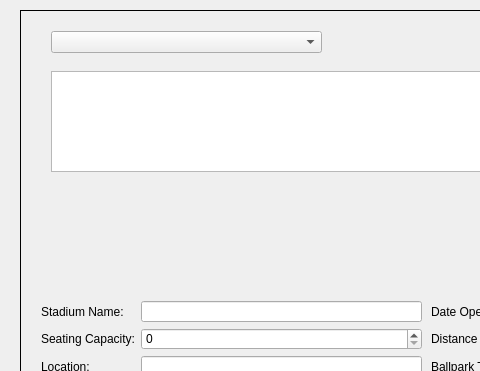
The window that CS1D_Project_2/mainwindow.ui (hicholasnu/Take-Me-Out-To-The-Ballgame) describes before a commit, drawn with Qt 5; both pictures show x 0 to 480 and y 0 to 371 of the 803 by 602 pixel window.
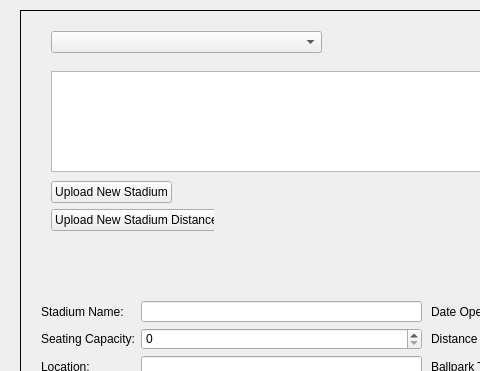
The same window after the commit.

Diff of the .ui file:
```diff
--- a/CS1D_Project_2/mainwindow.ui
+++ b/CS1D_Project_2/mainwindow.ui
@@ -1075,6 +1075,32 @@
        </item>
       </layout>
      </widget>
+     <widget class="QWidget" name="formLayoutWidget_4">
+      <property name="geometry">
+       <rect>
+        <x>30</x>
+        <y>170</y>
+        <width>163</width>
+        <height>61</height>
+       </rect>
+      </property>
+      <layout class="QFormLayout" name="formLayout_4">
+       <item row="0" column="0">
+        <widget class="QPushButton" name="pushButtonUploadNewStadium">
+         <property name="text">
+          <string>Upload New Stadium</string>
+         </property>
+        </widget>
+       </item>
+       <item row="1" column="0">
+        <widget class="QPushButton" name="pushButtonUploadNewStadiumDistances">
+         <property name="text">
+          <string>Upload New Stadium Distances</string>
+         </property>
+        </widget>
+       </item>
+      </layout>
+     </widget>
     </widget>
    </widget>
   </widget>
```
Left out of the diff: 28 changed lines with no effect on the pictures.
